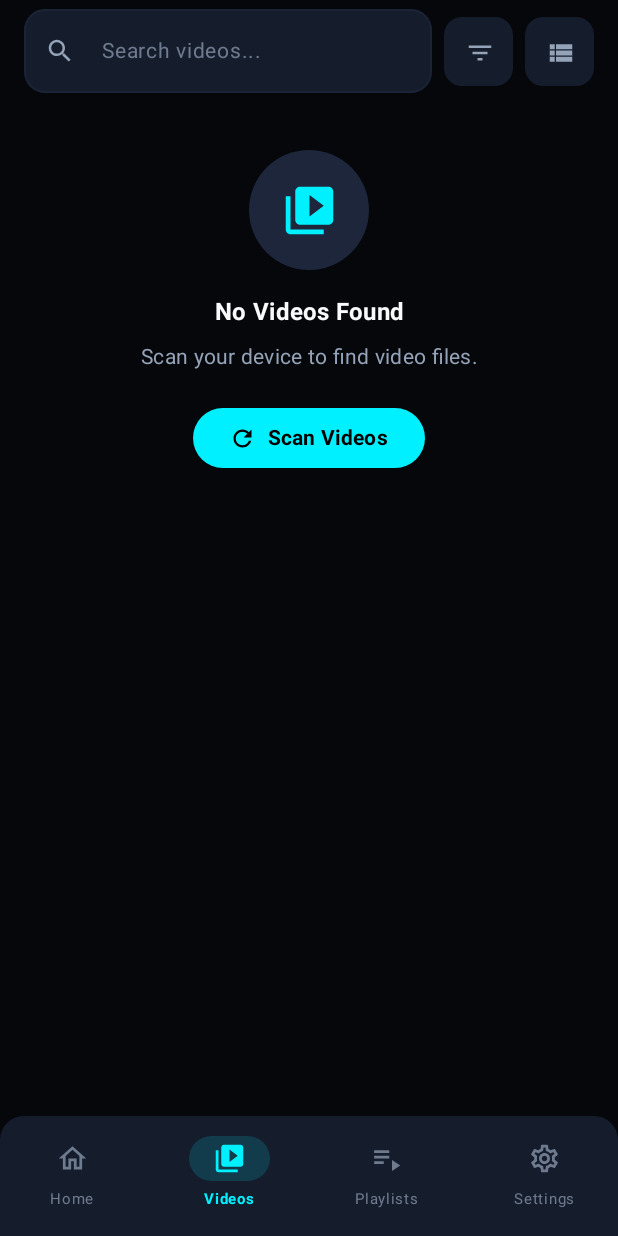
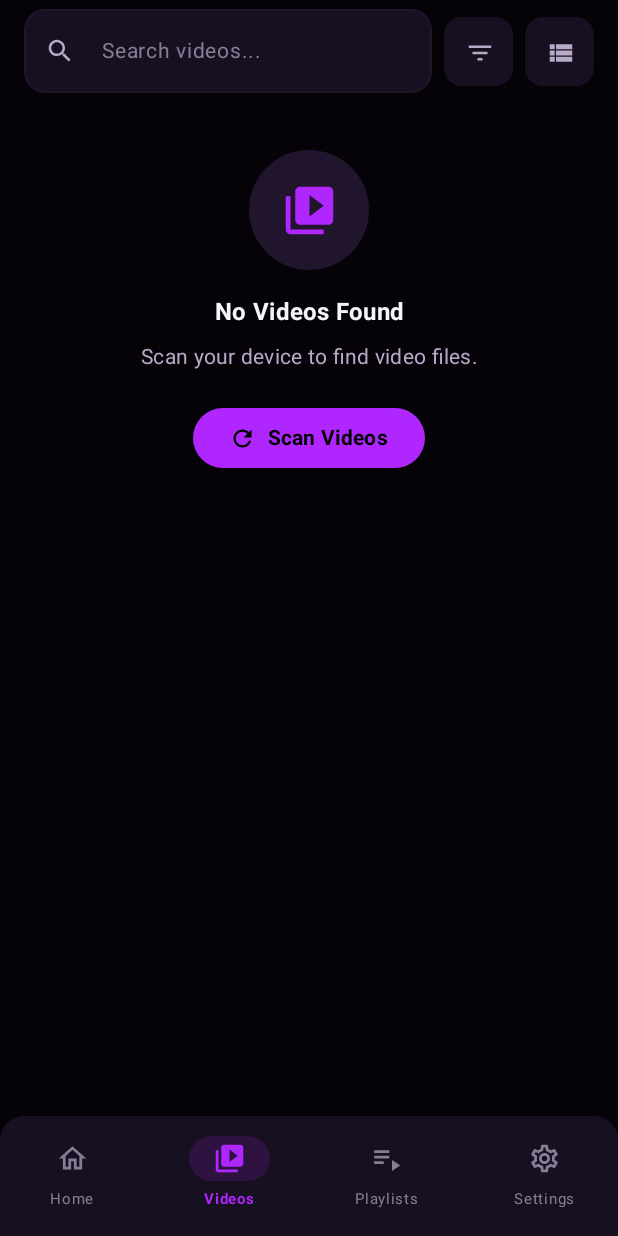
Before and after one commit to Liaquatali123/Pakplay, an Android app built with Jetpack Compose: the screen it shows after launch (MainActivity), item 2 of the bottom bar chosen, on a phone screen of 412 x 824 dp. Run offline under Robolectric (Android 15) with nearby library versions, the phone set to English and light mode, and no system bars; our stand-ins replace Room's generated code; libraries missing offline, so code that uses them is left out: coil.decode.

Commit message:
Apply VeyraPlay OLED neon-purple palette

```diff
--- a/app/src/main/java/com/example/ui/theme/Color.kt
+++ b/app/src/main/java/com/example/ui/theme/Color.kt
@@ -2,40 +2,40 @@ package com.example.ui.theme
 
 import androidx.compose.ui.graphics.Color
 
-// Primary Neon Cyan / Azure
-val CyanNeon = Color(0xFF00F0FF)
-val CyanDark = Color(0xFF00B4D8)
-val CyanGlow = Color(0xFF33FFFF)
+// VeyraPlay neon-purple identity
+val CyanNeon = Color(0xFFB026FF)
+val CyanDark = Color(0xFF8A2BE2)
+val CyanGlow = Color(0xFFD580FF)
 
-// Secondary Purple & Indigo
-val PurpleElectric = Color(0xFF8A2BE2)
-val PurpleAccent = Color(0xFF9E00FF)
-val PurpleDim = Color(0xFF6C63FF)
+// Secondary purple and indigo accents
+val PurpleElectric = Color(0xFF9D35FF)
+val PurpleAccent = Color(0xFFB026FF)
+val PurpleDim = Color(0xFF6D28D9)
 
-// Tertiary Warm Accents
-val AmberWarm = Color(0xFFFFB300)
-val OrangeFlame = Color(0xFFFF6D00)
-val CoralRed = Color(0xFFFF3366)
-val GreenSuccess = Color(0xFF00E676)
+// Tertiary warm accents
+val AmberWarm = Color(0xFFFFB74D)
+val OrangeFlame = Color(0xFFFF8A3D)
+val CoralRed = Color(0xFFFF4D8D)
+val GreenSuccess = Color(0xFF35D07F)
 
-// Dark Theme Surfaces (OLED Premium)
-val BackgroundDark = Color(0xFF05070B)
-val SurfaceDark = Color(0xFF0E131F)
-val SurfaceContainerDark = Color(0xFF151C2C)
-val SurfaceVariantDark = Color(0xFF1D263B)
-val CardBorderDark = Color(0xFF283552)
+// OLED-first dark surfaces
+val BackgroundDark = Color(0xFF050308)
+val SurfaceDark = Color(0xFF0D0914)
+val SurfaceContainerDark = Color(0xFF171020)
+val SurfaceVariantDark = Color(0xFF21152E)
+val CardBorderDark = Color(0xFF38234B)
 
-val TextPrimaryDark = Color(0xFFF8FAFC)
-val TextSecondaryDark = Color(0xFF94A3B8)
-val TextTertiaryDark = Color(0xFF64748B)
+val TextPrimaryDark = Color(0xFFF8F4FC)
+val TextSecondaryDark = Color(0xFFB9A9C8)
+val TextTertiaryDark = Color(0xFF897A98)
 
-// Light Theme Surfaces
-val BackgroundLight = Color(0xFFF8FAFC)
+// Light theme surfaces
+val BackgroundLight = Color(0xFFFAF7FC)
 val SurfaceLight = Color(0xFFFFFFFF)
-val SurfaceContainerLight = Color(0xFFF1F5F9)
-val SurfaceVariantLight = Color(0xFFE2E8F0)
-val CardBorderLight = Color(0xFFCBD5E1)
+val SurfaceContainerLight = Color(0xFFF2EAF8)
+val SurfaceVariantLight = Color(0xFFE9DDF2)
+val CardBorderLight = Color(0xFFD8C5E6)
 
-val TextPrimaryLight = Color(0xFF0F172A)
-val TextSecondaryLight = Color(0xFF475569)
-val TextTertiaryLight = Color(0xFF64748B)
+val TextPrimaryLight = Color(0xFF21152E)
+val TextSecondaryLight = Color(0xFF665570)
+val TextTertiaryLight = Color(0xFF897A98)
```
